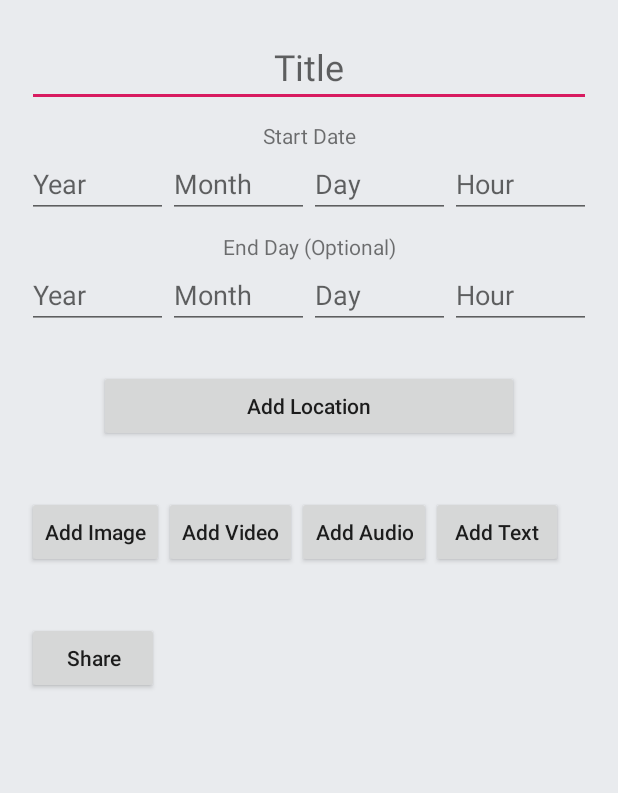
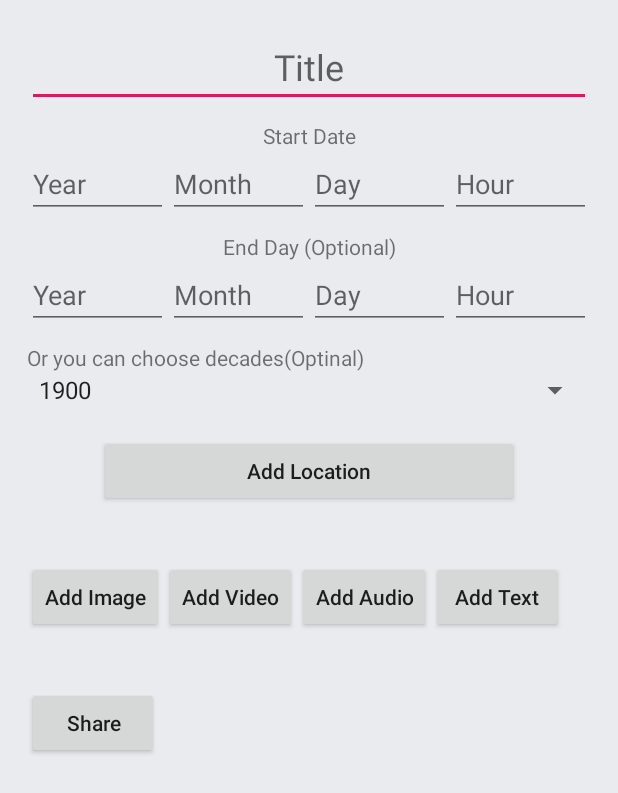
Before and after one commit to bounswe/bounswe2018group1, an Android app: the fragment CreateFragment shown on its own in the app's theme, on a phone screen of 412 x 824 dp. Shown: the top 793 px of the screen. Run offline under Robolectric (Android 15) with nearby library versions, the light colour scheme and no system bars; our stand-ins replace Picasso, Volley; network calls fail; pictures from the network do not load.

Commit message:
Decade intervals have been added

```diff
--- a/android/app/src/main/java/bounswe2018group1/cmpe451/fragments/CreateFragment.java
+++ b/android/app/src/main/java/bounswe2018group1/cmpe451/fragments/CreateFragment.java
@@ -8,10 +8,12 @@ import android.support.v4.app.Fragment;
 import android.view.LayoutInflater;
 import android.view.View;
 import android.view.ViewGroup;
+import android.widget.ArrayAdapter;
 import android.widget.Button;
 import android.widget.EditText;
 import android.widget.ImageView;
 import android.widget.LinearLayout;
+import android.widget.Spinner;
 import android.widget.TextView;
 import android.widget.VideoView;
 
@@ -19,7 +21,9 @@ import com.google.android.gms.maps.model.LatLng;
 
 import java.io.File;
 import java.util.ArrayList;
+import java.util.List;
 
+import bounswe2018group1.cmpe451.MainActivity;
 import bounswe2018group1.cmpe451.MapsCreateActivity;
 import bounswe2018group1.cmpe451.R;
 import bounswe2018group1.cmpe451.helpers.ClientAPI;
@@ -59,6 +63,7 @@ public class CreateFragment extends Fragment {
     private Button addVideo;
     private Button addAudio;
     private Button addText;
+    private Spinner intervalTime;
     private ClientAPI clientAPI;
 
     private Uri imageUri;
@@ -237,11 +242,20 @@ public class CreateFragment extends Fragment {
         addAudio = rootView.findViewById(R.id.addAudio);
         addText = rootView.findViewById(R.id.addText);
         addVideo = rootView.findViewById(R.id.addVideo);
+        intervalTime = rootView.findViewById(R.id.intervals);
         // List of location fields
         locationLayoutList = new ArrayList<LinearLayout>();
         locationTextList = new ArrayList<EditText>();
         locationButtonList = new ArrayList<Button>();
         locationMapList = new ArrayList<Button>();
+
+        List<Integer> list = new ArrayList<>();
+        for(int i = 1900; i < 2018 ; i+=10)
+            list.add(i);
+
+        ArrayAdapter<Integer> adapter = new ArrayAdapter<Integer>(getActivity(), android.R.layout.simple_spinner_item, list);
+        adapter.setDropDownViewResource(android.R.layout.simple_spinner_dropdown_item);
+        intervalTime.setAdapter(adapter);
 
         addLocation.setOnClickListener(new View.OnClickListener() {
             public void onClick(View v) {
@@ -433,7 +447,9 @@ public class CreateFragment extends Fragment {
                     e.printStackTrace();
                     endDateHHInt = 0;
                 }
-
+                if((startDateDDInt+startDateHHInt+startDateMMInt+startDateYYYYInt) == 0 ){
+                    startDateYYYYInt = (int)intervalTime.getSelectedItem();
+                }
                 String[] locations = new String[locationTextList.size()];
                 for (int i = 0; i < locationTextList.size(); i ++) {
                     locations[i] = locationTextList.get(i).getText().toString();
--- a/android/app/src/main/res/layout/fragment_create.xml
+++ b/android/app/src/main/res/layout/fragment_create.xml
@@ -125,6 +125,16 @@
                 android:inputType="number" />
 
         </LinearLayout>
+        <TextView
+            android:layout_width="match_parent"
+            android:layout_height="wrap_content"
+            android:text="Or you can choose decades(Optinal)"
+            android:textAllCaps="false"/>
+        <Spinner
+            android:layout_width="match_parent"
+            android:layout_height="wrap_content"
+            android:id="@+id/intervals"
+            />
 
         <Button
             android:id="@+id/addLocation"
```
